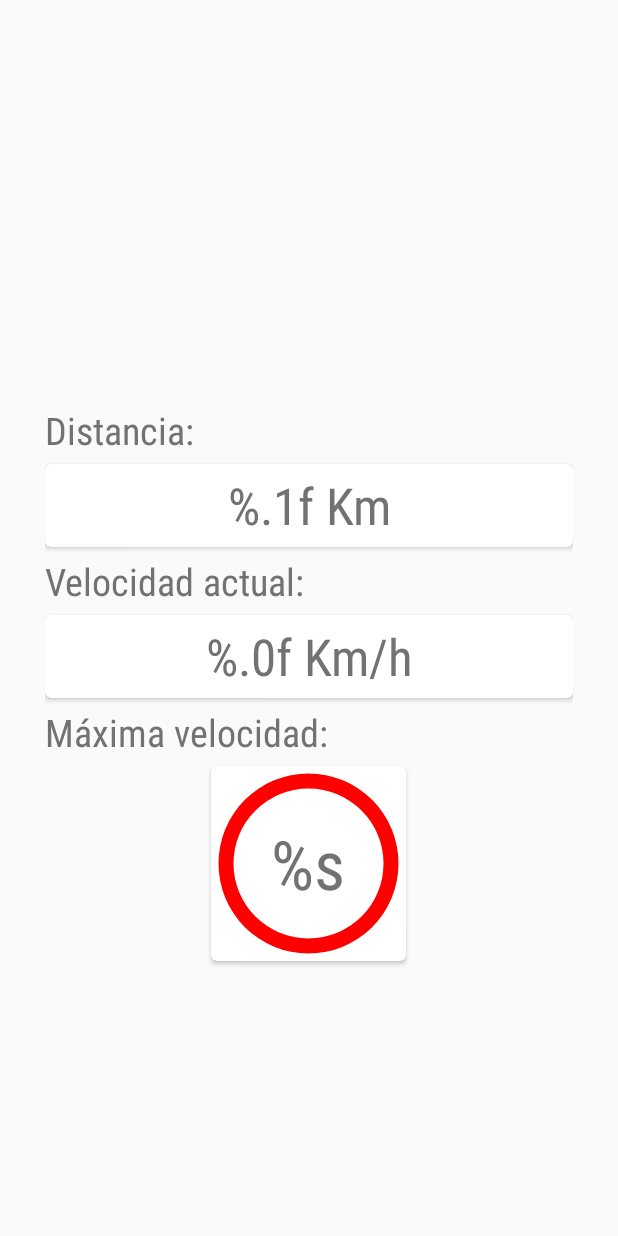
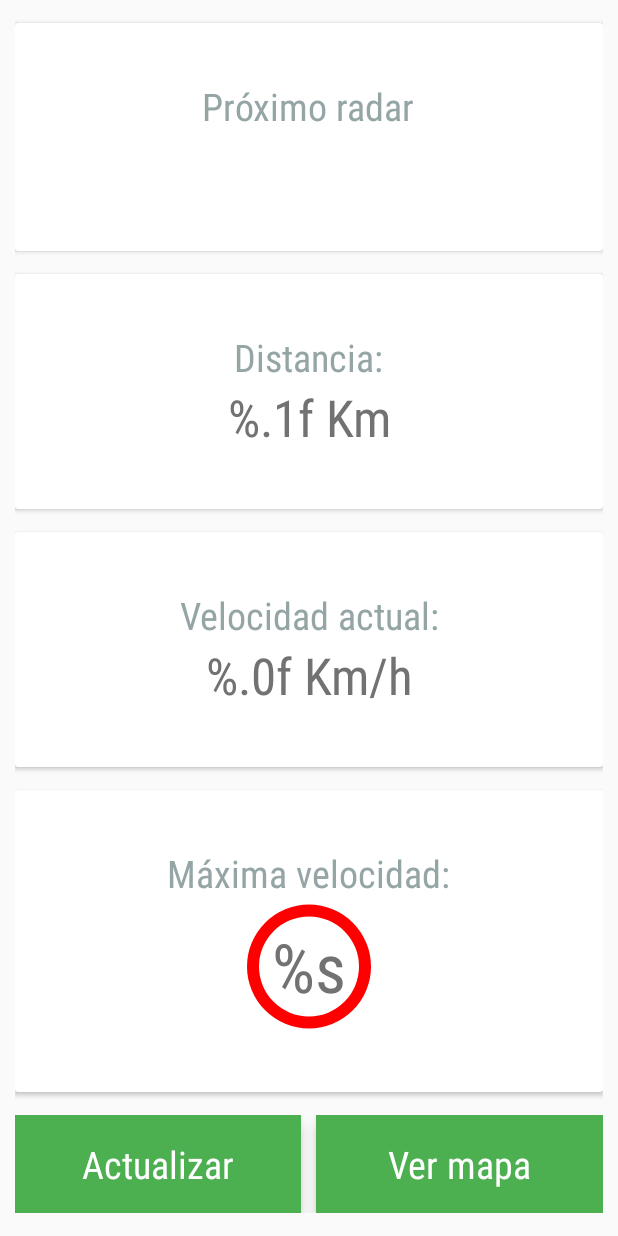
Before and after one commit to juancruzgs/AppRadar, an Android app: the layout fragment_summary.xml on its own in the app's theme, with its tools: preview values and no code run, on a phone screen of 412 x 824 dp. Run offline under Robolectric (Android 15) with nearby library versions, the phone set to English and light mode, and no system bars.

Commit message:
new summary fragment

```diff
--- a/app/src/main/res/layout/fragment_summary.xml
+++ b/app/src/main/res/layout/fragment_summary.xml
@@ -7,6 +7,40 @@
     android:paddingLeft="@dimen/summary_fragment_padding"
     android:paddingRight="@dimen/summary_fragment_padding"
     android:id="@+id/Layout_Main"
+    >
+
+    <Space
+        android:layout_width="match_parent"
+        android:layout_height="0dp"
+        android:layout_weight="1"
+        />
+
+    <android.support.v7.widget.CardView
+        android:id="@+id/card_view_radar_info"
+        android:layout_width="match_parent"
+        android:layout_height="wrap_content"
+        android:layout_weight="5">
+
+        <LinearLayout
+            android:layout_width="match_parent"
+            android:layout_height="match_parent"
+            android:orientation="vertical"
+            android:gravity="center">
+
+            <TextView
+                android:layout_width="wrap_content"
+                android:layout_height="wrap_content"
+                android:textAppearance="?android:attr/textAppearanceLarge"
+                android:text="Próximo radar"
+                android:id="@+id/text_view_next_info"
+                android:gravity="center"
+                android:textColor="@color/title_card"/>
+
+            <LinearLayout
+                android:layout_width="match_parent"
+                android:layout_height="wrap_content"
+                android:orientation="horizontal"
+                android:gravity="center"
                 >
 
                 <TextView
@@ -24,6 +58,28 @@
                     android:id="@+id/text_view_radar_km"
                     android:textSize="@dimen/typography_radar_name"
                     android:gravity="center"/>
+            </LinearLayout>
+        </LinearLayout>
+    </android.support.v7.widget.CardView>
+
+    <Space
+        android:layout_width="match_parent"
+        android:layout_height="0dp"
+        android:layout_weight="1"
+        />
+
+    <android.support.v7.widget.CardView
+        android:id="@+id/card_view_distance"
+        android:layout_width="match_parent"
+        android:layout_height="wrap_content"
+        android:layout_weight="5">
+
+        <LinearLayout
+            android:layout_width="match_parent"
+            android:layout_height="match_parent"
+            android:orientation="vertical"
+            android:gravity="center"
+            >
 
             <TextView
                 android:layout_width="wrap_content"
@@ -31,26 +87,38 @@
                 android:textAppearance="?android:attr/textAppearanceLarge"
                 android:text="@string/text_view_distance"
                 android:id="@+id/text_view_next"
-        android:layout_gravity="left"
-        android:layout_marginTop="@dimen/elements_spacer"/>
-
-    <android.support.v7.widget.CardView
-        xmlns:card_view="http://schemas.android.com/apk/res-auto"
-        android:id="@+id/card_view_distance"
-        android:layout_width="match_parent"
-        android:layout_height="@dimen/card_view_distance_height"
-        android:layout_marginTop="@dimen/elements_spacer"
-        card_view:cardCornerRadius="@dimen/card_view_corner_radius">
+                android:gravity="center"
+                android:textColor="@color/title_card"/>
 
             <TextView
                 android:id="@+id/text_view_distance"
-            android:layout_width="match_parent"
-            android:layout_height="match_parent"
+                android:layout_width="wrap_content"
+                android:layout_height="wrap_content"
                 android:text="@string/text_view_distance_value"
                 android:gravity="center"
                 android:textAppearance="?android:attr/textAppearanceLarge"
                 android:textSize="@dimen/typography_display_1"/>
+        </LinearLayout>
     </android.support.v7.widget.CardView>
+
+    <Space
+        android:layout_width="match_parent"
+        android:layout_height="0dp"
+        android:layout_weight="1"
+        />
+
+    <android.support.v7.widget.CardView
+        android:id="@+id/card_view_speed"
+        android:layout_width="match_parent"
+        android:layout_height="wrap_content"
+        android:layout_weight="5">
+
+        <LinearLayout
+            android:layout_width="match_parent"
+            android:layout_height="match_parent"
+            android:orientation="vertical"
+            android:gravity="center"
+            >
 
             <TextView
                 android:layout_width="wrap_content"
@@ -58,26 +126,39 @@
                 android:textAppearance="?android:attr/textAppearanceLarge"
                 android:text="@string/text_view_speed"
                 android:id="@+id/text_view_speed"
-        android:layout_gravity="left"
-        android:layout_marginTop="@dimen/elements_spacer"/>
-
-    <android.support.v7.widget.CardView
-        xmlns:card_view="http://schemas.android.com/apk/res-auto"
-        android:id="@+id/card_view_speed"
-        android:layout_width="match_parent"
-        android:layout_height="@dimen/card_view_distance_height"
-        android:layout_marginTop="@dimen/elements_spacer"
-        card_view:cardCornerRadius="@dimen/card_view_corner_radius">
+                android:gravity="center"
+                android:textColor="@color/title_card"/>
 
             <TextView
                 android:id="@+id/text_view_speed_value"
-            android:layout_width="match_parent"
-            android:layout_height="match_parent"
+                android:layout_width="wrap_content"
+                android:layout_height="wrap_content"
                 android:text="@string/text_view_speed_value"
                 android:gravity="center"
                 android:textAppearance="?android:attr/textAppearanceLarge"
-            android:textSize="@dimen/typography_display_1"/>
+                android:textSize="@dimen/typography_display_1"
+                android:singleLine="true"/>
+        </LinearLayout>
     </android.support.v7.widget.CardView>
+
+    <Space
+        android:layout_width="match_parent"
+        android:layout_height="0dp"
+        android:layout_weight="1"
+        />
+
+    <android.support.v7.widget.CardView
+        android:id="@+id/card_view_speed_limit"
+        android:layout_width="match_parent"
+        android:layout_height="wrap_content"
+        android:layout_weight="5" >
+
+        <LinearLayout
+            android:layout_width="match_parent"
+            android:layout_height="match_parent"
+            android:orientation="vertical"
+            android:gravity="center"
+            >
 
             <TextView
                 android:layout_width="wrap_content"
@@ -85,27 +166,61 @@
                 android:textAppearance="?android:attr/textAppearanceLarge"
                 android:text="@string/text_view_speed_limit_text"
                 android:id="@+id/text_view_speed_limit"
-        android:layout_gravity="left"
-        android:layout_marginTop="@dimen/elements_spacer"/>
-
-    <android.support.v7.widget.CardView
-        xmlns:card_view="http://schemas.android.com/apk/res-auto"
-        android:id="@+id/card_view_speed_limit"
-        android:layout_width="130dp"
-        android:layout_height="@dimen/card_view_speed_limit_height_portrait"
-        card_view:cardCornerRadius="@dimen/card_view_corner_radius"
-        android:layout_marginTop="@dimen/elements_spacer">
+                android:gravity="center"
+                android:textColor="@color/title_card"/>
 
             <TextView
                 android:id="@+id/text_view_speed_limit_value"
-            android:layout_width="150dp"
-            android:layout_height="match_parent"
+                android:layout_width="@dimen/card_view_speed_limit_width_portrait"
+                android:layout_height="@dimen/card_view_speed_limit_height_portrait"
                 android:text="@string/text_view_speed_limit_value_text"
                 android:gravity="center"
                 android:textAppearance="?android:attr/textAppearanceLarge"
                 android:textSize="@dimen/typography_display_2"
-            android:background="@drawable/speed_limit_ring"
-            android:layout_gravity="center"/>
+                android:background="@drawable/speed_limit_ring" />
+
+        </LinearLayout>
     </android.support.v7.widget.CardView>
 
+    <Space
+        android:layout_width="match_parent"
+        android:layout_height="0dp"
+        android:layout_weight="1"
+        />
+
+    <LinearLayout
+        android:layout_width="match_parent"
+        android:layout_height="wrap_content"
+        android:orientation="horizontal" >
+
+        <Button
+            android:layout_width="0dp"
+            android:layout_weight="1"
+            android:layout_height="wrap_content"
+            android:text="@string/action_refresh"
+            android:elevation="6dp"
+            android:background="@color/accent"
+            android:id="@+id/button_refresh"
+            android:paddingBottom="15dp"
+            android:paddingTop="15dp"
+            android:layout_marginRight="@dimen/summary_fragment_padding"/>
+
+        <Button
+            android:layout_width="0dp"
+            android:layout_weight="1"
+            android:layout_height="wrap_content"
+            android:text="@string/button_show_map"
+            android:elevation="6dp"
+            android:paddingBottom="15dp"
+            android:paddingTop="15dp"
+            android:background="@color/accent"
+            android:id="@+id/button_map"/>
     </LinearLayout>
+
+    <Space
+        android:layout_width="match_parent"
+        android:layout_height="0dp"
+        android:layout_weight="1"
+        />
+
+</LinearLayout>
--- a/app/src/main/res/values/colors.xml
+++ b/app/src/main/res/values/colors.xml
@@ -4,9 +4,10 @@
     <color name="primary_dark">#D32F2F</color>
     <color name="primary_light">#FFCDD2</color>
     <color name="accent">#4CAF50</color>
-    <color name="primary_text">#212121</color>
+    <color name="primary_text">#95a5a6</color>
     <color name="secondary_text">#727272</color>
     <color name="icons">#FFFFFF</color>
     <color name="divider">#B6B6B6</color>
     <color name="yellow">#FFC107</color>
+    <color name="title_card">#95a5a6</color>
 </resources>
--- a/app/src/main/res/values/dimens.xml
+++ b/app/src/main/res/values/dimens.xml
@@ -2,26 +2,31 @@
     <!-- Default screen margins, per the Android Design guidelines. -->
     <dimen name="activity_horizontal_margin">16dp</dimen>
     <dimen name="activity_vertical_margin">16dp</dimen>
-    <dimen name="summary_fragment_padding">30dp</dimen>
+    <dimen name="summary_fragment_padding">10dp</dimen>
     <dimen name="elements_spacer">5dp</dimen>
-    <dimen name="card_view_distance_height">55dp</dimen>
+    <dimen name="card_view_distance_height">85dp</dimen>
     <dimen name="card_view_corner_radius">4dp</dimen>
     <dimen name="typography_display_2">45sp</dimen>
     <dimen name="typography_display_1">34sp</dimen>
     <dimen name="typography_radar_name">30sp</dimen>
     <dimen name="elements_spacer_large">20dp</dimen>
-    <dimen name="card_view_speed_limit_height_portrait">130dp</dimen>
+    <dimen name="card_view_speed_limit_width_portrait">100dp</dimen>
+    <dimen name="card_view_speed_limit_height_portrait">90dp</dimen>
     <dimen name="typography_display_3">56sp</dimen>
     <dimen name="typography_speed_limit_portrait">80sp</dimen>
     <dimen name="summary_fragment_padding_landscape">10dp</dimen>
     <dimen name="summary_fragment_padding_landscape_intern">10dp</dimen>
     <dimen name="card_view_speed_limit_height_landscape">140dp</dimen>
     <dimen name="card_view_speed_limit_width_landscape">140dp</dimen>
-    <dimen name="shape_thickness">10dp</dimen>
-    <dimen name="ring_size">30dp</dimen>
+    <dimen name="shape_thickness">8dp</dimen>
+    <dimen name="ring_size">16dp</dimen>
     <dimen name="button_padding">16dp</dimen>
     <dimen name="summary_buttons_margin">5dp</dimen>
     <dimen name="progress_bar_size">40dp</dimen>
     <dimen name="text_view_welcome_margin">20dp</dimen>
     <dimen name="button_margin">5dp</dimen>
+    <dimen name="card_margin_top">10dp</dimen>+
+    <dimen name="card_title_padding_left">20dp</dimen>
+    <dimen name="card_radar_info_height">80dp</dimen>
+    <dimen name="content_padding_top">10dp</dimen>
 </resources>
```
Lines whose indentation alone changed are shown as unchanged.
